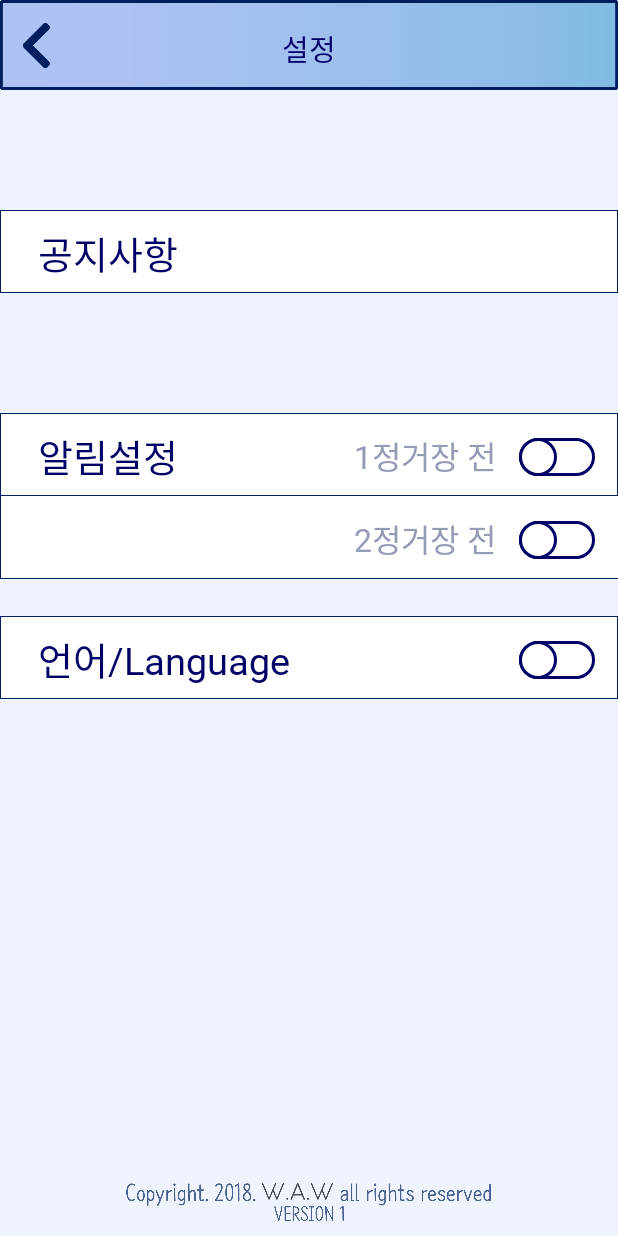
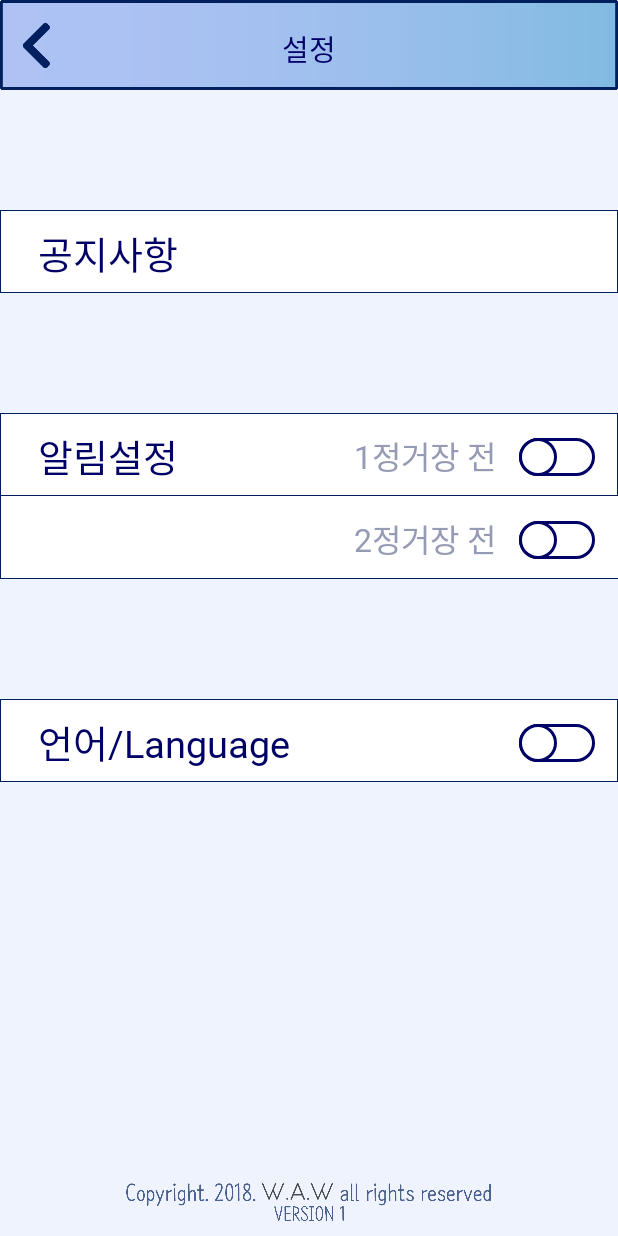
Before and after one commit to 2018Seoul-Competition/Bus_Android, an Android app: the SettingActivity screen opened directly, with no data from a screen before it, on a phone screen of 412 x 824 dp. Run offline under Robolectric (Android 15) with nearby library versions, the phone set to English and light mode, and no system bars; our stand-ins replace Dagger/Hilt's generated code, data binding; network calls fail.

Commit message:
UI switch

```diff
--- a/app/src/main/res/layout/activity_setting.xml
+++ b/app/src/main/res/layout/activity_setting.xml
@@ -178,7 +178,7 @@
             android:layout_width="match_parent"
             android:layout_height="55dp"
             android:layout_marginTop="80dp"
-            android:layout_below="@+id/settingAlert2"
+            android:layout_below="@+id/settingAlert3"
             android:background="@drawable/setting_detail" >
 
             <LinearLayout
```
